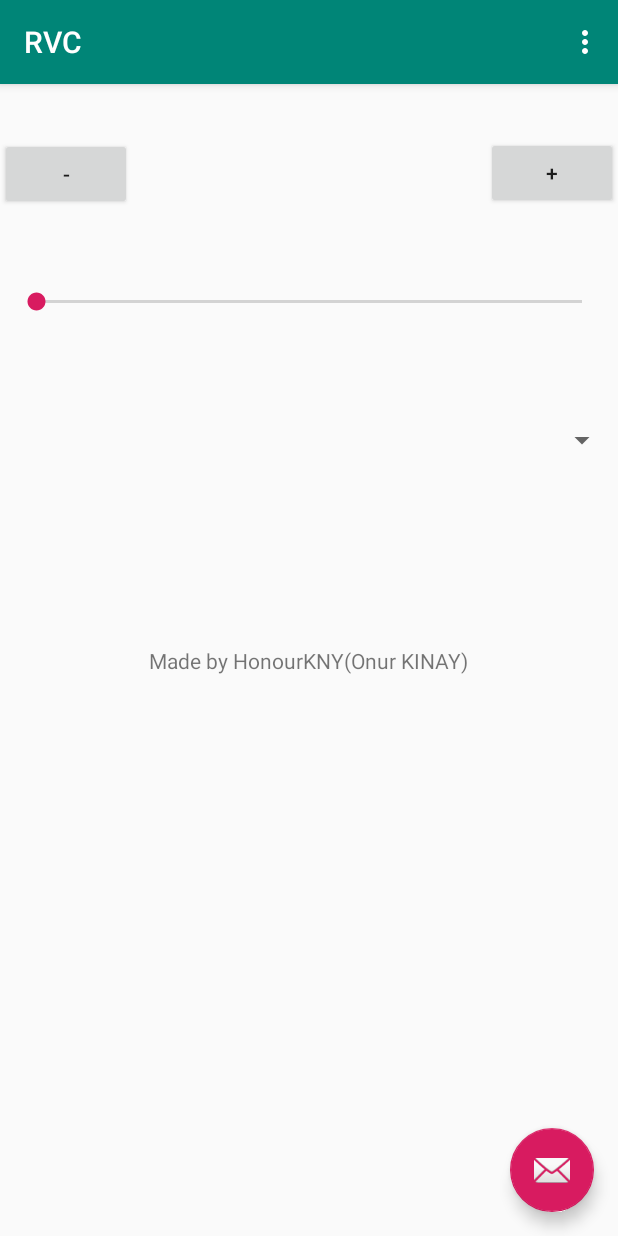
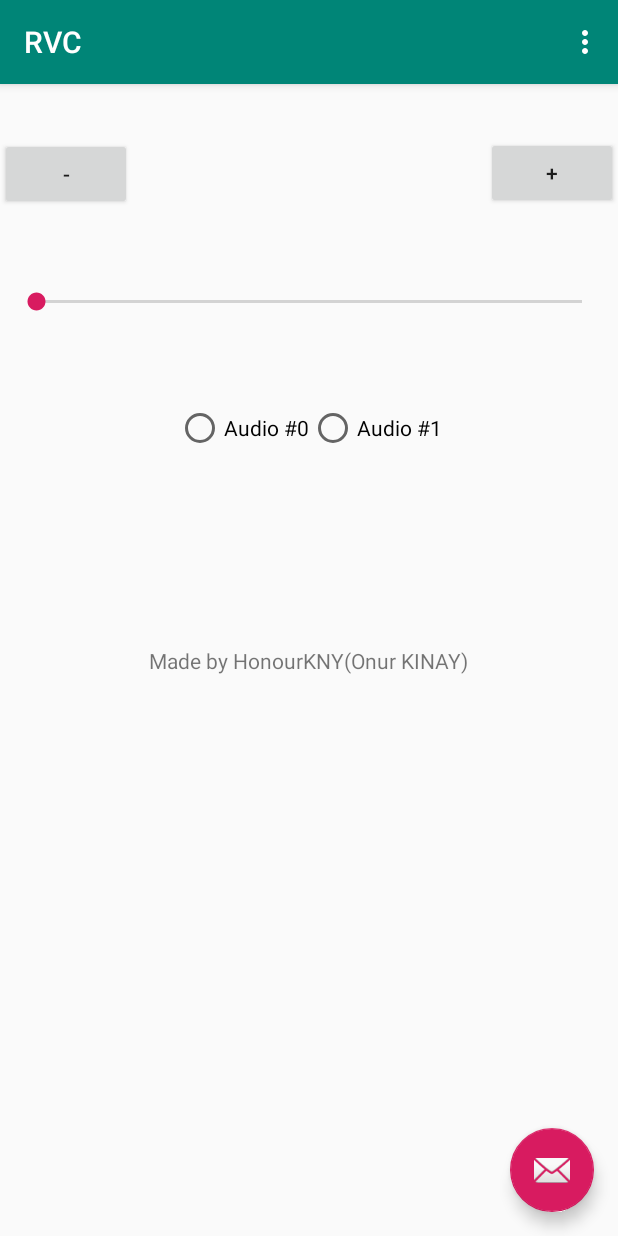
Before and after one commit to onurkinay/rvc, an Android app: the screen it shows after launch (MainActivity), on a phone screen of 412 x 824 dp. Run offline under Robolectric (Android 15) with nearby library versions, the phone set to English and light mode, and no system bars; our stand-ins replace Volley; network calls fail.

Commit message:
able to change default sink from app(just 2 audio sink)

```diff
--- a/rvc_app/app/src/main/res/layout/content_main.xml
+++ b/rvc_app/app/src/main/res/layout/content_main.xml
@@ -52,14 +52,28 @@
             app:layout_constraintStart_toStartOf="parent"
             app:layout_constraintTop_toTopOf="parent"
             app:layout_constraintVertical_bias="0.049"/>
-    <Spinner
-            android:id="@+id/sinks"
-            android:layout_width="fill_parent"
-            android:layout_height="65dp"
-            app:layout_constraintBottom_toBottomOf="parent"
-            app:layout_constraintEnd_toEndOf="parent"
-            app:layout_constraintHorizontal_bias="1.0"
-            app:layout_constraintStart_toStartOf="parent"
-            app:layout_constraintTop_toTopOf="parent"
-            app:layout_constraintVertical_bias="0.291"/>
+    <RadioGroup xmlns:android="http://schemas.android.com/apk/res/android"
+                android:layout_width="wrap_content"
+                android:layout_height="wrap_content"
+                android:orientation="horizontal"
+                app:layout_constraintBottom_toBottomOf="parent"
+                app:layout_constraintEnd_toEndOf="parent"
+                app:layout_constraintHorizontal_bias="0.5"
+                app:layout_constraintStart_toStartOf="parent"
+                app:layout_constraintTop_toTopOf="parent"
+                app:layout_constraintVertical_bias="0.29" >
+        <RadioButton android:id="@+id/audio0"
+                     android:layout_width="wrap_content"
+                     android:layout_height="wrap_content"
+                     android:text="Audio #0"
+                     android:onClick="onRadioButtonClicked"
+        />
+        <RadioButton android:id="@+id/audio1"
+                     android:layout_width="wrap_content"
+                     android:layout_height="wrap_content"
+                     android:text="Audio #1"
+                     android:onClick="onRadioButtonClicked"
+        />
+
+    </RadioGroup>
 </androidx.constraintlayout.widget.ConstraintLayout>
```
Also changed, not shown: rvc_app/app/src/main/java/tr/com/onurkinay/rvc/MainActivity.kt (+82 -2 lines), 1 other file.
